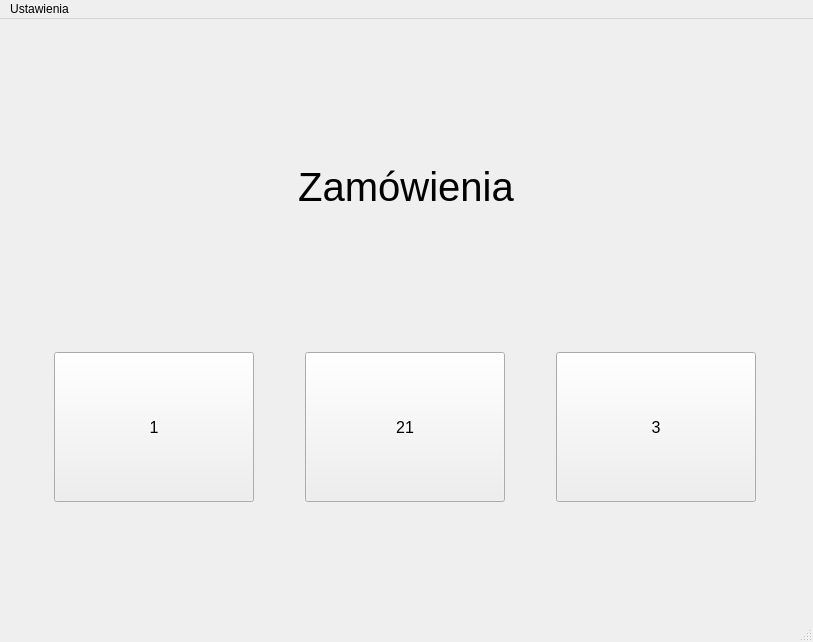
First picture: the form in mainwindow.ui, repository andreq114/OrdersManager_Client, before the edit.
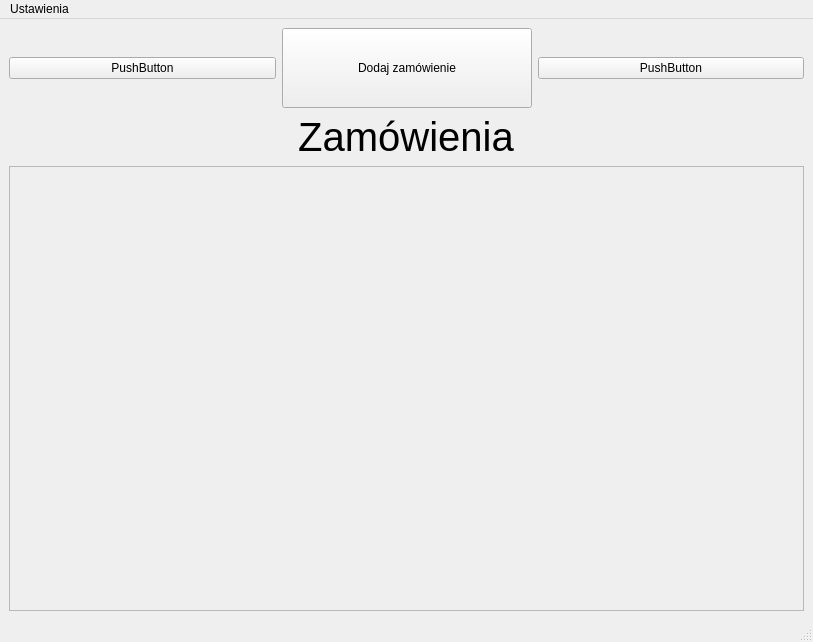
Second picture: the form after the edit.

Commit message: Zaczęte gui

Patch:
```diff
--- a/mainwindow.ui
+++ b/mainwindow.ui
@@ -15,6 +15,43 @@
   </property>
   <widget class="QWidget" name="centralwidget">
    <layout class="QVBoxLayout" name="verticalLayout">
+    <item>
+     <layout class="QHBoxLayout" name="horizontalLayout_3">
+      <item>
+       <widget class="QPushButton" name="recoverBUtton">
+        <property name="text">
+         <string>PushButton</string>
+        </property>
+       </widget>
+      </item>
+      <item>
+       <widget class="QPushButton" name="addNewOrderButton">
+        <property name="minimumSize">
+         <size>
+          <width>200</width>
+          <height>80</height>
+         </size>
+        </property>
+        <property name="maximumSize">
+         <size>
+          <width>250</width>
+          <height>80</height>
+         </size>
+        </property>
+        <property name="text">
+         <string>Dodaj zamówienie</string>
+        </property>
+       </widget>
+      </item>
+      <item>
+       <widget class="QPushButton" name="soundButton">
+        <property name="text">
+         <string>PushButton</string>
+        </property>
+       </widget>
+      </item>
+     </layout>
+    </item>
     <item>
      <layout class="QHBoxLayout" name="horizontalLayout_2">
       <item>
@@ -43,57 +80,20 @@
     <item>
      <layout class="QHBoxLayout" name="horizontalLayout">
       <item>
-       <widget class="QPushButton" name="ord1">
-        <property name="maximumSize">
-         <size>
-          <width>200</width>
-          <height>150</height>
-         </size>
+       <widget class="QScrollArea" name="scrollArea">
+        <property name="widgetResizable">
+         <bool>true</bool>
         </property>
-        <property name="font">
-         <font>
-          <pointsize>12</pointsize>
-         </font>
-        </property>
-        <property name="text">
-         <string>1</string>
-        </property>
-       </widget>
-      </item>
-      <item>
-       <widget class="QPushButton" name="ord2">
-        <property name="maximumSize">
-         <size>
-          <width>200</width>
-          <height>150</height>
-         </size>
-        </property>
-        <property name="font">
-         <font>
-          <pointsize>12</pointsize>
-         </font>
-        </property>
-        <property name="text">
-         <string>21</string>
-        </property>
-       </widget>
-      </item>
-      <item>
-       <widget class="QPushButton" name="ord3">
-        <property name="maximumSize">
-         <size>
-          <width>200</width>
-          <height>150</height>
-         </size>
-        </property>
-        <property name="font">
-         <font>
-          <pointsize>12</pointsize>
-         </font>
-        </property>
-        <property name="text">
-         <string>3</string>
-        </property>
+        <widget class="QWidget" name="ordersArea">
+         <property name="geometry">
+          <rect>
+           <x>0</x>
+           <y>0</y>
+           <width>787</width>
+           <height>408</height>
+          </rect>
+         </property>
+        </widget>
        </widget>
       </item>
      </layout>
```
The commit also changes 4 other files.
